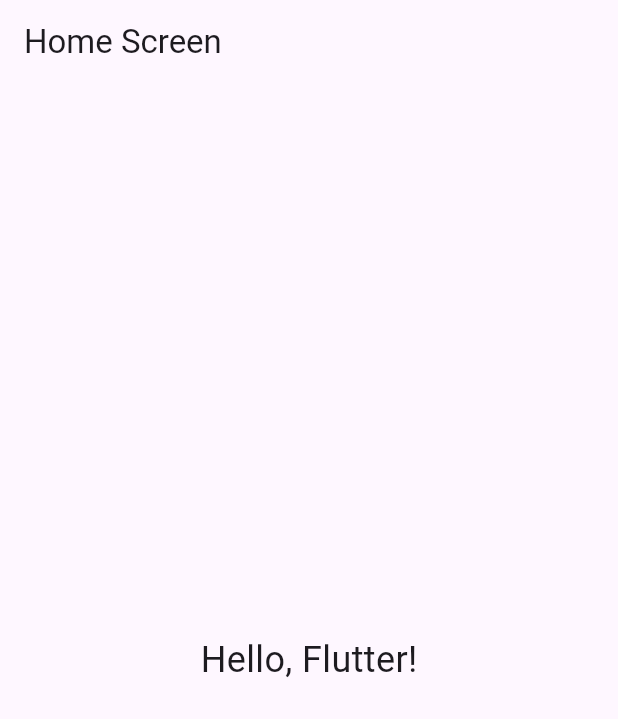
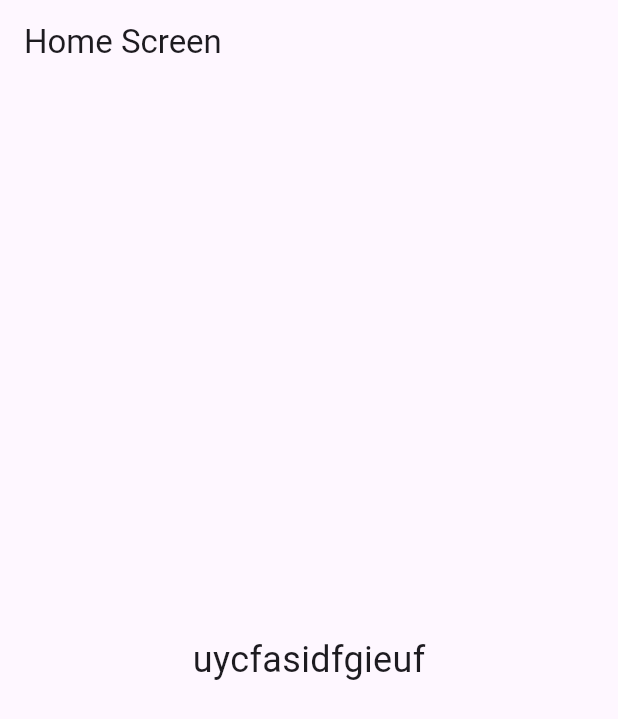
Before and after one commit to sunjilkh/LabTest, a Flutter app: the screen it shows after launch, on a phone screen of 412 x 824 dp. Shown: the top 719 px of the screen. Run offline on Flutter 3.47's test engine with Material 3 defaults, Android fonts, the phone set to English and light mode, and no system bars.

Commit message:
i changed some text

```diff
--- a/flutter1/lib/main.dart
+++ b/flutter1/lib/main.dart
@@ -24,7 +24,7 @@ class HomeAct extends StatelessWidget {
       ),
       body: const Center(
         child: Text(
-          'Hello, Flutter!',
+          'uycfasidfgieuf',
           style: TextStyle(fontSize: 24),
         ),
       ),
```
